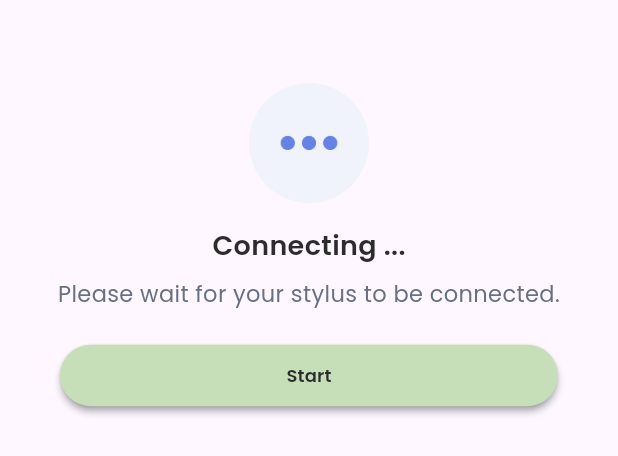
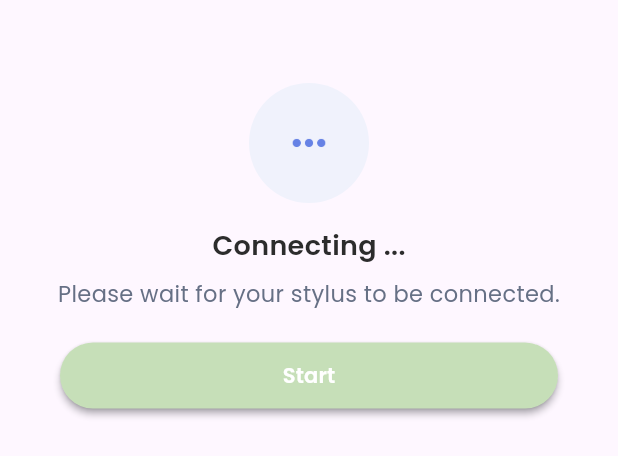
Before and after one commit to TheSam912/nuwa_code_assginment, a Flutter app: the LoadingDialog widget shown alone on an empty page, opened directly, on a phone screen of 412 x 824 dp. Shown: the top 456 px of the screen. Run offline on Flutter 3.47's test engine with Material 3 defaults, Android fonts, the light colour scheme and no system bars; our stand-ins replace flutter_animate, google_fonts.

Commit message:
loading and button widgets small updates

```diff
--- a/lib/widgets/button_widget.dart
+++ b/lib/widgets/button_widget.dart
@@ -47,7 +47,7 @@ class CustomButton extends StatelessWidget {
           ],
           Text(
             text,
-            style: TextStyles.custom(context: context, fontSize: 12),
+            style: TextStyles.custom(context: context, fontSize: fontSize, color: textColor),
           ),
         ],
       ),
--- a/lib/widgets/dialogs/loading_dialog.dart
+++ b/lib/widgets/dialogs/loading_dialog.dart
@@ -39,7 +39,7 @@ class LoadingDialog extends StatelessWidget {
           Padding(
             padding: const EdgeInsets.only(left: 20, right: 20, top: 20),
             child: CustomButton(
-              text: "Start",
+              text: start,
               onPressed: () {},
               backgroundColor: tWhiteGreen,
               fontSize: 14,
--- a/lib/widgets/loading_widget.dart
+++ b/lib/widgets/loading_widget.dart
@@ -46,7 +46,7 @@ class _LoadingWidgetState extends State<LoadingWidget> {
     return Container(
       width: widget.size,
       height: widget.size,
-      padding: const EdgeInsets.all(14),
+      padding: const EdgeInsets.all(25),
       decoration: const BoxDecoration(shape: BoxShape.circle, color: tPurple),
       alignment: Alignment.center,
       child: Image.asset(
```
